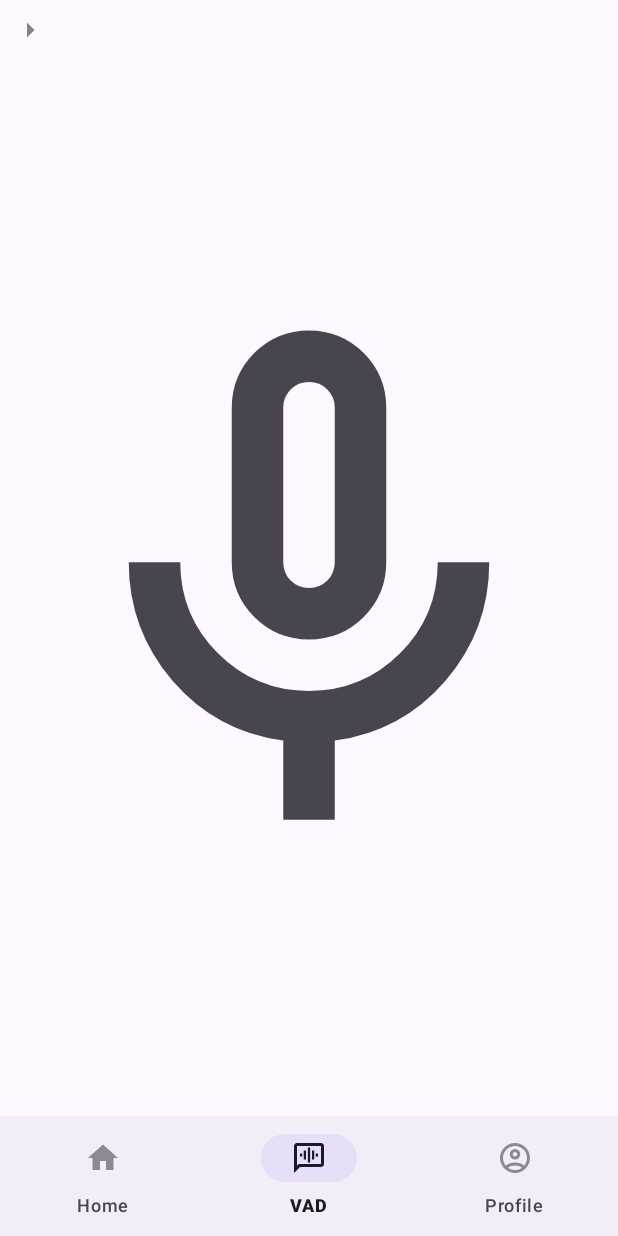
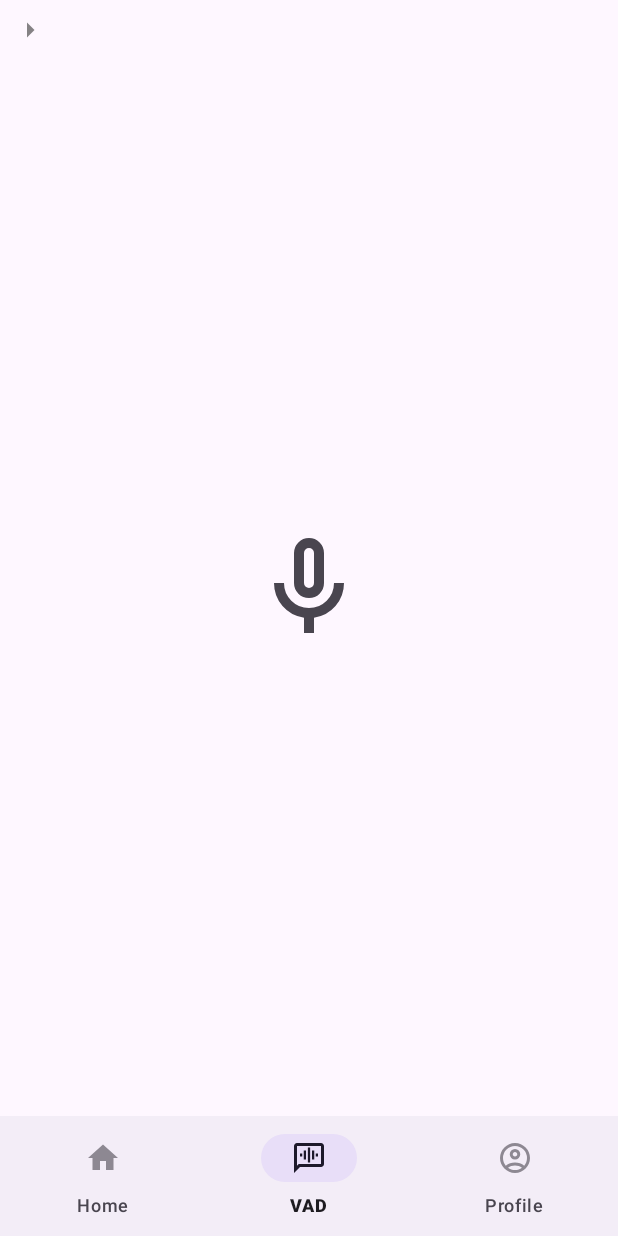
Before and after one commit to aykutalpgurler/databoss-aag, an Android app: the screen it shows after launch (MainActivity), item 2 of the bottom bar chosen, on a phone screen of 412 x 824 dp. Run offline under Robolectric (Android 15) with nearby library versions, the phone set to English and light mode, and no system bars; libraries missing offline, so code that uses them is left out: com.konovalov.vad.

Commit message:
vad repo'su bağlandı

```diff
--- a/app/src/main/AndroidManifest.xml
+++ b/app/src/main/AndroidManifest.xml
@@ -1,6 +1,8 @@
 <?xml version="1.0" encoding="utf-8"?>
 <manifest xmlns:android="http://schemas.android.com/apk/res/android"
     xmlns:tools="http://schemas.android.com/tools">
+
+    <uses-permission android:name="android.permission.RECORD_AUDIO"/>
 
     <application
         android:allowBackup="true"
--- a/app/src/main/res/layout/fragment_vad.xml
+++ b/app/src/main/res/layout/fragment_vad.xml
@@ -8,15 +8,34 @@
     tools:context=".fragments.VADFragment">
 
     <ImageView
-        android:layout_width="match_parent"
-        android:layout_height="match_parent"
         android:id="@+id/micIcon"
+        android:layout_width="80dp"
+        android:layout_height="80dp"
+        android:clickable="true"
         android:contentDescription="Mic Icon"
         android:focusable="true"
         android:src="@drawable/mic_24px"
-        android:clickable="true"/>
+        app:layout_constraintBottom_toBottomOf="parent"
+        app:layout_constraintEnd_toEndOf="parent"
+        app:layout_constraintStart_toStartOf="parent"
+        app:layout_constraintTop_toTopOf="parent" />
 
-<!--    <ImageView-->
+<!--    <TextView-->
+<!--        android:id="@+id/vadStatus"-->
+<!--        android:layout_width="wrap_content"-->
+<!--        android:layout_height="wrap_content"-->
+<!--        android:layout_gravity="center_horizontal"-->
+<!--        android:text="Not listening"-->
+<!--        android:textSize="30sp"-->
+
+<!--        app:layout_constraintEnd_toEndOf="parent"-->
+<!--        app:layout_constraintHorizontal_bias="0.489"-->
+
+<!--        app:layout_constraintStart_toStartOf="parent"-->
+<!--        app:layout_constraintTop_toBottomOf="@+id/micIcon" />-->
+
+
+    <!--    <ImageView-->
 <!--        android:id="@+id/micIcon"-->
 <!--        android:layout_width="80dp"-->
 <!--        android:layout_height="80dp"-->
--- a/gradle/libs.versions.toml
+++ b/gradle/libs.versions.toml
@@ -1,6 +1,6 @@
 [versions]
-agp = "8.11.0"
-kotlin = "2.0.21"
+agp = "8.11.1"
+kotlin = "2.2.0"
 coreKtx = "1.16.0"
 junit = "4.13.2"
 junitVersion = "1.2.1"
--- a/settings.gradle.kts
+++ b/settings.gradle.kts
@@ -16,6 +16,7 @@ dependencyResolutionManagement {
     repositories {
         google()
         mavenCentral()
+        maven { url = uri("https://jitpack.io") }
     }
 }
 
```
Also changed, not shown: app/build.gradle.kts (+31 -2 lines), app/src/main/java/com/databoss/aag/fragments/VADFragment.kt (+28 -4 lines).
